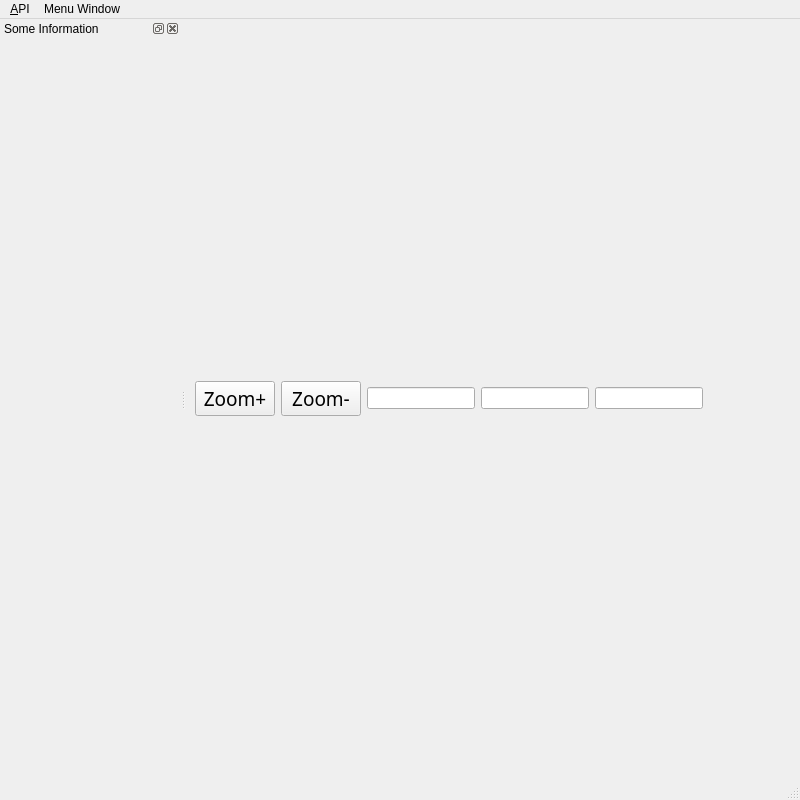
First picture: the form in Mapdisplay/mainwindow.ui, repository Anton-duckys/Mapdisplay, before the edit.
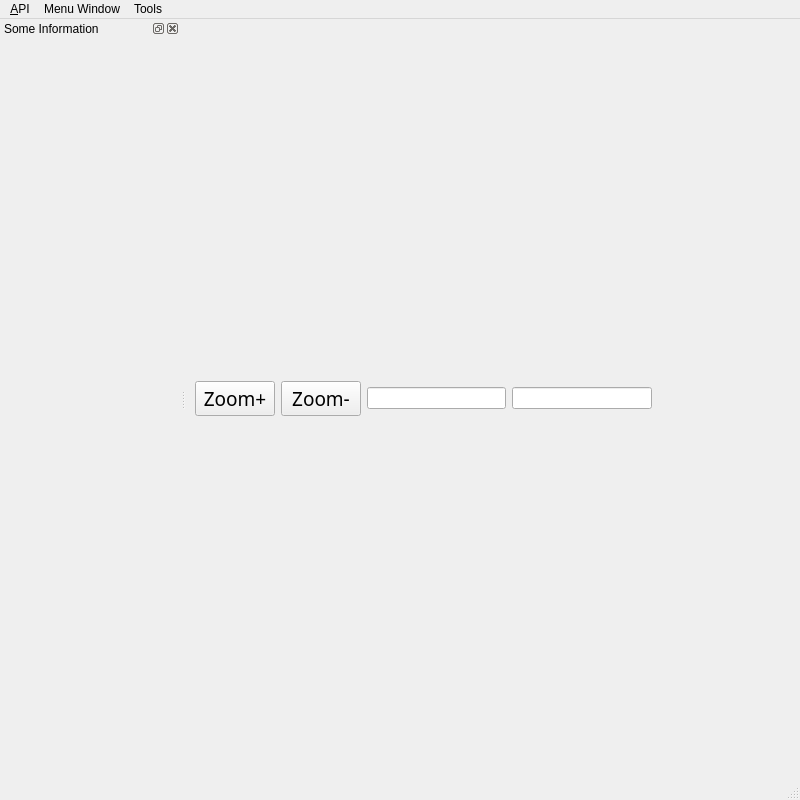
Second picture: the form after the edit.

The edit to the form file:
```diff
--- a/Mapdisplay/mainwindow.ui
+++ b/Mapdisplay/mainwindow.ui
@@ -82,9 +82,6 @@
           </property>
          </widget>
         </item>
-        <item>
-         <widget class="QLineEdit" name="lineEdit_3"/>
-        </item>
         <item>
          <spacer name="horizontalSpacer_2">
           <property name="orientation">
@@ -140,8 +137,15 @@
      <string>Menu Window</string>
     </property>
    </widget>
+   <widget class="QMenu" name="menuTools">
+    <property name="title">
+     <string>Tools</string>
+    </property>
+    <addaction name="actionCrop"/>
+   </widget>
    <addaction name="menu_API"/>
    <addaction name="menuMenu_Window"/>
+   <addaction name="menuTools"/>
   </widget>
   <widget class="QStatusBar" name="statusbar"/>
   <widget class="QDockWidget" name="dockWidget_3">
```
Left out of the diff: 14 changed lines with no effect on the pictures.
